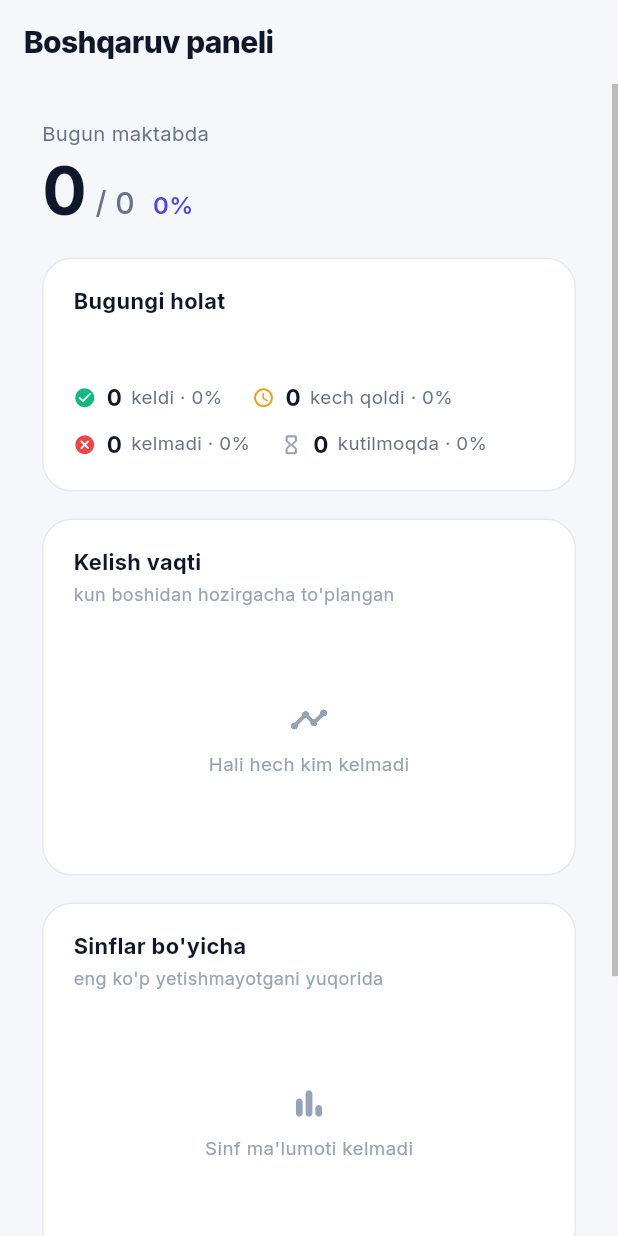
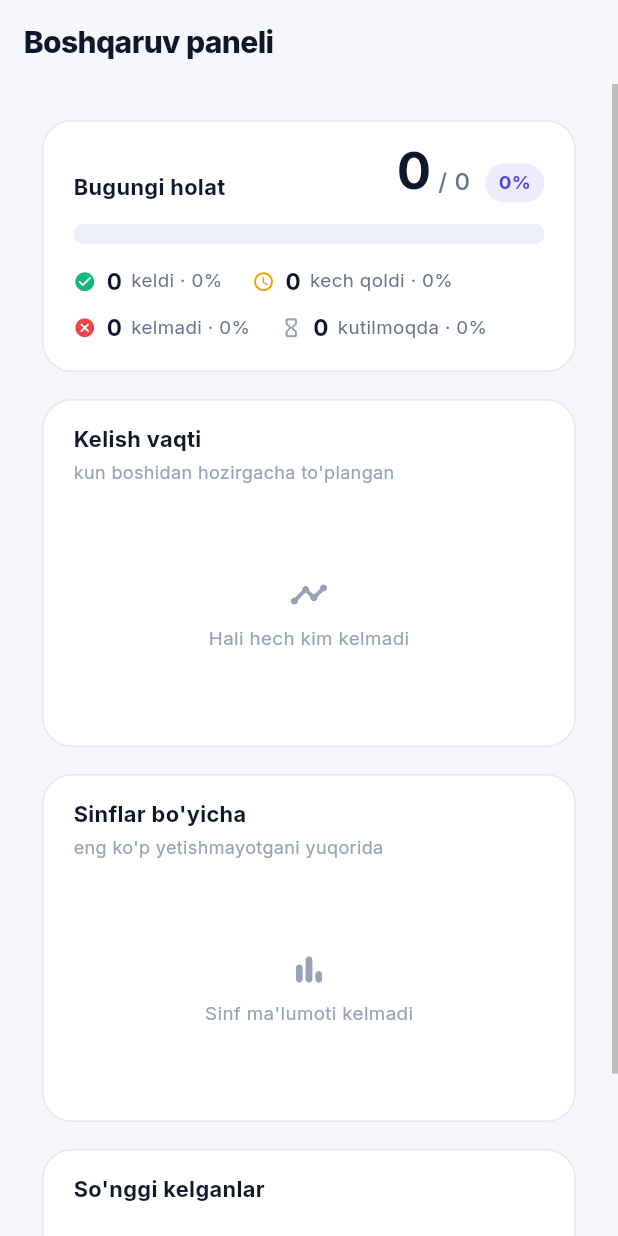
Before and after one commit to shoh312/smartschool, a Flutter app: the WindowsDashboardScreen widget shown alone on an empty page, opened directly, on a phone screen of 412 x 824 dp. Run offline on Flutter 3.47's test engine with Material 3 defaults, Android fonts, the phone set to English and light mode, and no system bars; our stand-ins replace firebase_core, firebase_messaging, flutter_secure_storage, google_fonts, image_picker, pdf and 2 more; accounts and stored records are empty; network calls fail.

Commit message:
Holat kartochkasi: chiziq ko'rinmayotgani tuzatildi va ixchamlashtirildi
Kartochka sodda ko'ringanining sababi bor edi: rangli chiziq umuman
chizilmayotgan ekan. Row standart holatda bolalarni o'z balandligiga
qo'yadi, bolasiz ColoredBox ning balandligi esa nol -- shuning uchun
sarlavha, bo'sh joy va hech kim ko'rmagan chiziqning izohi qolgan edi.
Endi cho'zilgan holatda, 14 piksel.

Sarlavha raqami ham shu kartochkaga kiritildi. Ilgari u alohida blok
edi va ekranning yuqori uchdan biri bitta narsani ikki marta aytardi:
"31 / 231, 13%" tepada, ostida esa yana "31 keldi 13%".

Co-Authored-By: Claude Opus 5 <noreply@anthropic.com>

```diff
--- a/app/lib/screens/windows_dashboard_screen.dart
+++ b/app/lib/screens/windows_dashboard_screen.dart
@@ -103,10 +103,12 @@ class _WindowsDashboardScreenState extends State<WindowsDashboardScreen> {
           32,
         ).add(bottomNavPadding(context)),
         children: [
-          _Header(arrived: arrived, total: total),
-          const SizedBox(height: 22),
+          // The headline number and the split it breaks down into, in one
+          // card. They were two blocks with a gap between them, which spent
+          // the top third of the screen saying one thing twice.
           _Card(
             title: 'Bugungi holat',
+            leading: _Headline(arrived: arrived, total: total),
             child: AttendanceSplitBar(
               slices: [
                 StatusSlice(
@@ -278,86 +280,41 @@ class _WindowsDashboardScreenState extends State<WindowsDashboardScreen> {
       row.status == AttendanceStatus.leftSchool;
 }
 
-class _Header extends StatelessWidget {
-  const _Header({required this.arrived, required this.total});
-
-  final int arrived;
-  final int total;
-
-  @override
-  Widget build(BuildContext context) {
-    final colors = context.colors;
-    final percent = total == 0 ? 0 : (arrived * 100 / total).round();
-
-    return Row(
-      crossAxisAlignment: CrossAxisAlignment.end,
-      children: [
-        Column(
-          crossAxisAlignment: CrossAxisAlignment.start,
-          children: [
-            Text(
-              'Bugun maktabda',
-              style: TextStyle(fontSize: 13.5, color: colors.textSecondary),
-            ),
-            const SizedBox(height: 6),
-            Row(
-              crossAxisAlignment: CrossAxisAlignment.baseline,
-              textBaseline: TextBaseline.alphabetic,
-              children: [
-                // Proportional figures on purpose: equal-width digits make a
-                // display-size number look loose.
-                Text(
-                  '$arrived',
-                  style: TextStyle(
-                    fontSize: 44,
-                    height: 1,
-                    fontWeight: FontWeight.w700,
-                    color: colors.textPrimary,
-                  ),
-                ),
-                Text(
-                  ' / $total',
-                  style: TextStyle(
-                    fontSize: 20,
-                    fontWeight: FontWeight.w500,
-                    color: colors.textSecondary,
-                  ),
-                ),
-                const SizedBox(width: 12),
-                Text(
-                  '$percent%',
-                  style: TextStyle(
-                    fontSize: 16,
-                    fontWeight: FontWeight.w600,
-                    color: colors.primary,
-                  ),
-                ),
-              ],
-            ),
-          ],
-        ),
-      ],
-    );
-  }
-}
-
 class _Card extends StatelessWidget {
-  const _Card({required this.title, this.subtitle, required this.child});
+  const _Card({
+    required this.title,
+    this.subtitle,
+    this.leading,
+    required this.child,
+  });
 
   final String title;
   final String? subtitle;
+
+  /// Sits on the title row, right of the heading. Lets the headline figure
+  /// share a card with the breakdown it belongs to instead of floating in
+  /// its own block above it.
+  final Widget? leading;
+
   final Widget child;
 
   @override
   Widget build(BuildContext context) {
     final colors = context.colors;
     return Container(
-      padding: const EdgeInsets.fromLTRB(20, 18, 20, 20),
+      padding: const EdgeInsets.fromLTRB(20, 16, 20, 18),
       decoration: BoxDecoration(
         color: colors.surface,
         borderRadius: BorderRadius.circular(AppRadius.lg),
         border: Border.all(color: colors.border),
       ),
+      child: Column(
+        crossAxisAlignment: CrossAxisAlignment.start,
+        children: [
+          Row(
+            crossAxisAlignment: CrossAxisAlignment.end,
+            children: [
+              Expanded(
                 child: Column(
                   crossAxisAlignment: CrossAxisAlignment.start,
                   children: [
@@ -376,10 +333,73 @@ class _Card extends StatelessWidget {
                         style: TextStyle(fontSize: 12, color: colors.textMuted),
                       ),
                     ],
-          const SizedBox(height: 18),
+                  ],
+                ),
+              ),
+              if (leading != null) leading!,
+            ],
+          ),
+          SizedBox(height: leading == null ? 16 : 14),
           child,
         ],
       ),
+    );
+  }
+}
+
+/// The day in one line, beside the breakdown rather than above it.
+class _Headline extends StatelessWidget {
+  const _Headline({required this.arrived, required this.total});
+
+  final int arrived;
+  final int total;
+
+  @override
+  Widget build(BuildContext context) {
+    final colors = context.colors;
+    final percent = total == 0 ? 0 : (arrived * 100 / total).round();
+
+    return Row(
+      mainAxisSize: MainAxisSize.min,
+      crossAxisAlignment: CrossAxisAlignment.baseline,
+      textBaseline: TextBaseline.alphabetic,
+      children: [
+        // Proportional figures on purpose: equal-width digits make a
+        // display-size number look loose.
+        Text(
+          '$arrived',
+          style: TextStyle(
+            fontSize: 34,
+            height: 1,
+            fontWeight: FontWeight.w700,
+            color: colors.textPrimary,
+          ),
+        ),
+        Text(
+          ' / $total',
+          style: TextStyle(
+            fontSize: 16,
+            fontWeight: FontWeight.w500,
+            color: colors.textSecondary,
+          ),
+        ),
+        const SizedBox(width: 10),
+        Container(
+          padding: const EdgeInsets.symmetric(horizontal: 9, vertical: 4),
+          decoration: BoxDecoration(
+            color: colors.primary.withValues(alpha: 0.10),
+            borderRadius: BorderRadius.circular(999),
+          ),
+          child: Text(
+            '$percent%',
+            style: TextStyle(
+              fontSize: 12.5,
+              fontWeight: FontWeight.w700,
+              color: colors.primary,
+            ),
+          ),
+        ),
+      ],
     );
   }
 }
--- a/app/lib/widgets/dashboard/live_charts.dart
+++ b/app/lib/widgets/dashboard/live_charts.dart
@@ -52,13 +52,19 @@ class AttendanceSplitBar extends StatelessWidget {
       crossAxisAlignment: CrossAxisAlignment.start,
       children: [
         ClipRRect(
-          borderRadius: BorderRadius.circular(6),
+          borderRadius: BorderRadius.circular(7),
           child: SizedBox(
-            height: 12,
-            child: total == 0
-                ? ColoredBox(color: colors.surfaceSunken)
-                : Row(
+            height: 14,
+            // Stretched, not centred. A Row centres its children at their
+            // own height by default, and a ColoredBox with no child is zero
+            // tall -- so the bar rendered as nothing at all, leaving a card
+            // with a title, a gap, and a legend for a bar nobody could see.
+            child: Row(
+              crossAxisAlignment: CrossAxisAlignment.stretch,
               children: [
+                if (total == 0)
+                  Expanded(child: ColoredBox(color: colors.surfaceSunken))
+                else
                   for (var i = 0; i < slices.length; i++)
                     if (slices[i].count > 0) ...[
                       Expanded(
```
Lines whose indentation alone changed are shown as unchanged.
